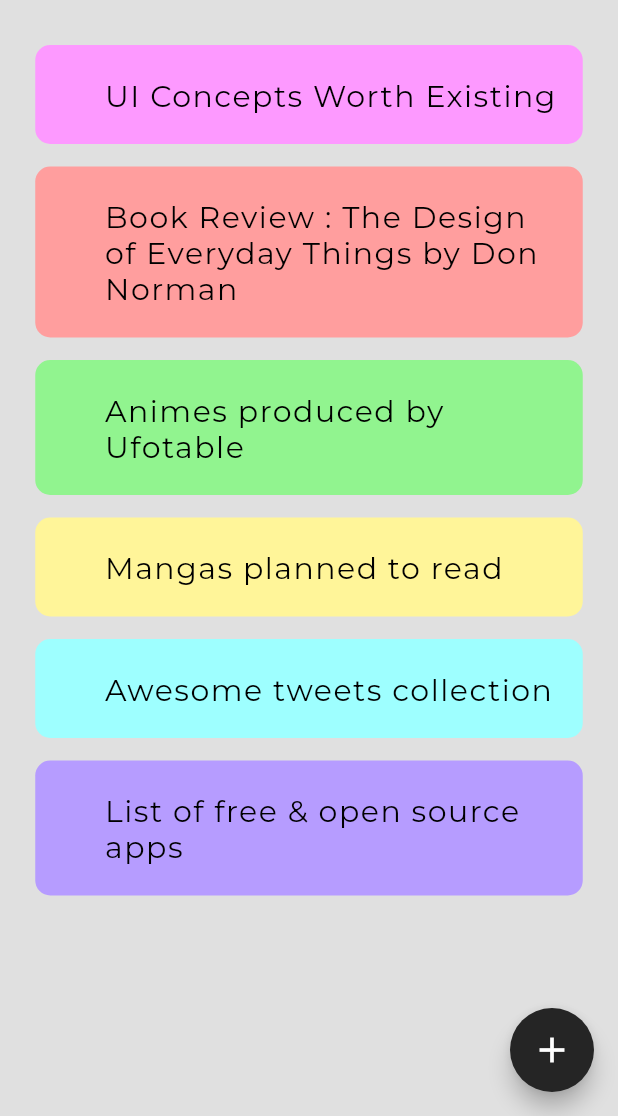
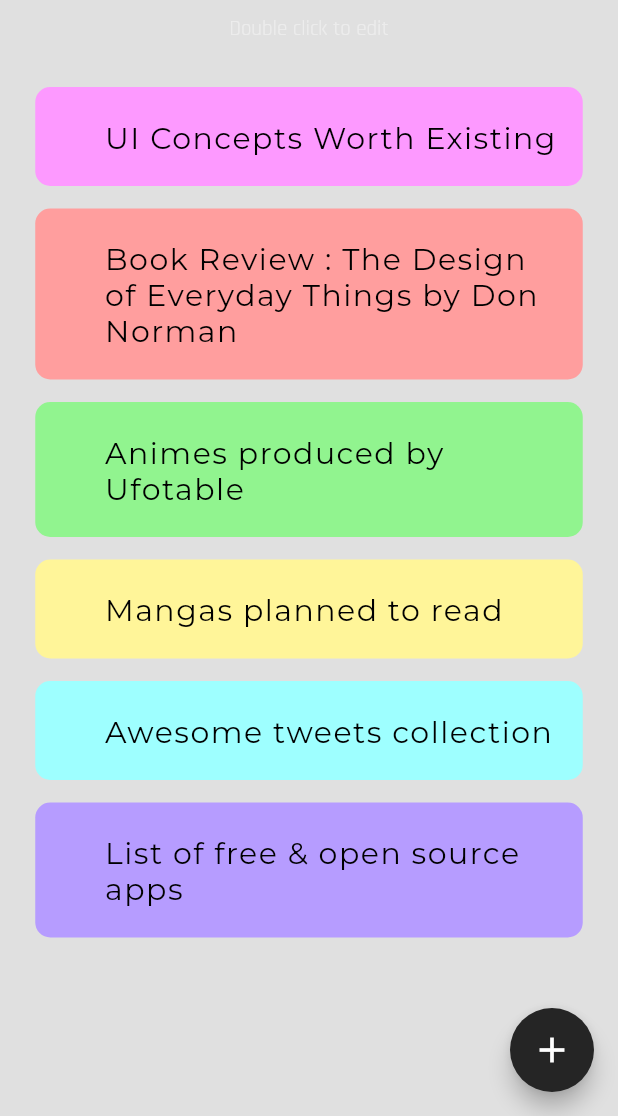
Before and after one commit to mdrabbihossen/note-app, a Flutter app: the screen it shows after launch, on a phone screen of 412 x 824 dp, the part 120-1236 px from its top. Run offline on Flutter 3.47's test engine with Material 2 defaults, Android fonts, the phone set to English and light mode, and no system bars; our stand-ins replace google_fonts; project files that could hold a hidden picture were left out.

Commit message:
code refactor

```diff
--- a/lib/screens/note_detail.dart
+++ b/lib/screens/note_detail.dart
@@ -31,6 +31,7 @@
             children: [
               Row(
                 children: [
+                  // go to previous page
                   GestureDetector(
                     onTap: () {
                       Navigator.pop(context);
@@ -124,6 +125,7 @@
     );
   }
 
+ // bottom sheet where add or edit note
   Widget AddNote() => Column(
         children: [
           Padding(
--- a/lib/screens/note_list.dart
+++ b/lib/screens/note_list.dart
@@ -1,4 +1,5 @@
 import 'package:flutter/material.dart';
+import 'package:google_fonts/google_fonts.dart';
 import 'package:note_keeper_app/screens/note_detail.dart';
 import 'package:note_keeper_app/widgets/floating_action_btn.dart';
 import 'package:note_keeper_app/widgets/title_bar.dart';
@@ -26,7 +27,17 @@
             children: [
               // title bar
               titleBar(),
+              SizedBox(
+                height: 10,
+              ),
+              Text(
+                'Double click to edit',
+                style: GoogleFonts.rajdhani(
+                  color: Colors.white.withOpacity(0.4),
+                ),
+              ),
               SizedBox(height: 30),
+              // all the note list here
               noteList(
                 onClick: () {
                   navigateDetails(title: 'Edit Note');
@@ -39,7 +50,7 @@
               ),
               noteList(
                 onClick: () {
-                    navigateDetails(title: 'Edit Note');
+                  navigateDetails(title: 'Edit Note');
                 },
                 color: Color(0xffFF9E9E),
                 noteText:
@@ -50,7 +61,7 @@
               ),
               noteList(
                 onClick: () {
-                    navigateDetails(title: 'Edit Note');
+                  navigateDetails(title: 'Edit Note');
                 },
                 color: Color(0xff91F48F),
                 noteText: 'Animes produced by Ufotable',
@@ -60,7 +71,7 @@
               ),
               noteList(
                 onClick: () {
-                    navigateDetails(title: 'Edit Note');
+                  navigateDetails(title: 'Edit Note');
                 },
                 color: Color(0xffFFF599),
                 noteText: 'Mangas planned to read',
@@ -70,7 +81,7 @@
               ),
               noteList(
                 onClick: () {
-                    navigateDetails(title: 'Edit Note');
+                  navigateDetails(title: 'Edit Note');
                 },
                 color: Color(0xff9EFFFF),
                 noteText: 'Awesome tweets collection',
@@ -85,10 +96,12 @@
                 color: Color(0xffB69CFF),
                 noteText: 'List of free & open source apps',
               ),
+              // notelist ended here
             ],
           ),
         ),
       ),
+      // go to add note page
       floatingActionButton: addedTask(
         taskButtonToolTip: 'Go to add note',
         onpressed: () {
@@ -98,6 +111,7 @@
     );
   }
 
+  // navigate to note detail page
   void navigateDetails({required String title}) => Navigator.push(
         context,
         MaterialPageRoute(
--- a/lib/widgets/note_list_card.dart
+++ b/lib/widgets/note_list_card.dart
@@ -1,10 +1,14 @@
 import 'package:flutter/material.dart';
 import 'package:google_fonts/google_fonts.dart';
 
-Widget noteList({required Color color, required String noteText,required VoidCallback onClick}) => Column(
+Widget noteList(
+        {required Color color,
+        required String noteText,
+        required VoidCallback onClick}) =>
+    Column(
       children: [
         GestureDetector(
-          onTap: onClick,
+          onDoubleTap: onClick,
           child: Padding(
             padding: const EdgeInsets.only(left: 20, right: 20),
             child: Container(
```
